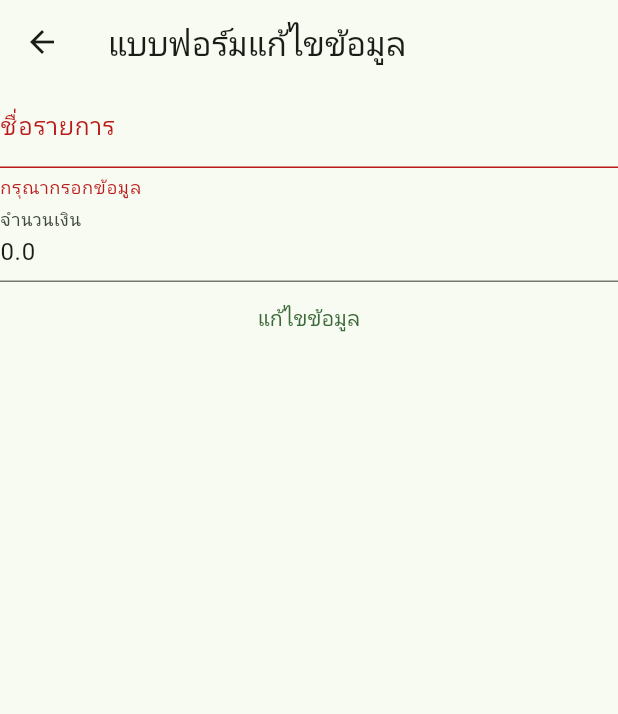
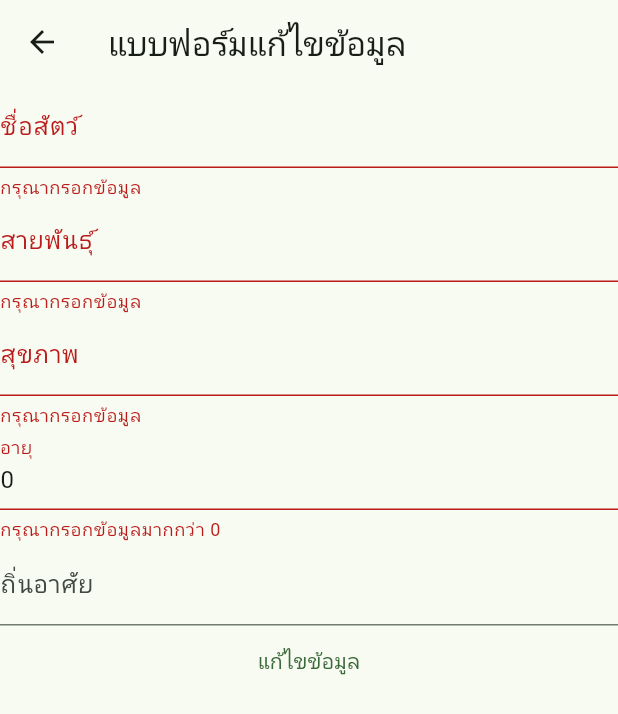
Before and after one commit to witchayada65314669/zootopia, a Flutter app: the EditScreen screen opened directly with empty values, after a tap on "แก้ไขข้อมูล", on a phone screen of 412 x 824 dp. Shown: the top 714 px of the screen. Run offline on Flutter 3.47's test engine with Material 3 defaults, Android fonts, the light colour scheme and no system bars; our stand-ins replace sembast.

Commit message:
finish code

```diff
--- a/lib/models/transactions.dart
+++ b/lib/models/transactions.dart
@@ -1,13 +1,19 @@
 class Transactions {
   final int? keyID;
   final String title;
-  final double amount;
+  final int age;
   final DateTime date;
+  final String species;
+  final String health;
+  final String habitat;
 
   Transactions({
     this.keyID,
     required this.title,
-    required this.amount,
+    required this.age,
     required this.date,
+    required this.species,
+    required this.health,
+    required this.habitat
   });
 }
--- a/lib/screens/edit_screen.dart
+++ b/lib/screens/edit_screen.dart
@@ -5,8 +5,7 @@ import 'package:flutter/material.dart';
 import 'package:provider/provider.dart';
 
 class EditScreen extends StatefulWidget {
-
-  Transactions statement;
+  final Transactions statement;
 
   EditScreen({super.key, required this.statement});
 
@@ -16,15 +15,43 @@ class EditScreen extends StatefulWidget {
 
 class _EditScreenState extends State<EditScreen> {
   final formKey = GlobalKey<FormState>();
+  final titleController = TextEditingController();
+  final speciesController = TextEditingController();
+  final healthController = TextEditingController();
+  final habitatController = TextEditingController();
+  final ageController = TextEditingController();
 
-  final titleController = TextEditingController();
+  @override
+  void initState() {
+    super.initState();
 
-  final amountController = TextEditingController();
+    // ตั้งค่า initial value สำหรับ TextEditingController
+    titleController.text = widget.statement.title;
+    speciesController.text = widget.statement.species;
+    healthController.text = widget.statement.health;
+    habitatController.text = widget.statement.habitat;
+    ageController.text = widget.statement.age.toString();
+
+    // ตั้ง listener บน speciesController
+    speciesController.addListener(() {
+      var provider = Provider.of<TransactionProvider>(context, listen: false);
+      habitatController.text = provider.getHabitatBySpecies(speciesController.text);
+    });
+  }
+
+  @override
+  void dispose() {
+    // ปล่อย resource ของ TextEditingControllers
+    titleController.dispose();
+    speciesController.dispose();
+    healthController.dispose();
+    habitatController.dispose();
+    ageController.dispose();
+    super.dispose();
+  }
 
   @override
   Widget build(BuildContext context) {
-    titleController.text = widget.statement.title;
-    amountController.text = widget.statement.amount.toString();
     return Scaffold(
       appBar: AppBar(
         title: const Text('แบบฟอร์มแก้ไขข้อมูล'),
@@ -35,7 +62,7 @@ class _EditScreenState extends State<EditScreen> {
           children: [
             TextFormField(
               decoration: const InputDecoration(
-                    labelText: 'ชื่อรายการ',
+                labelText: 'ชื่อสัตว์',
               ),
               autofocus: false,
               controller: titleController,
@@ -48,14 +75,43 @@ class _EditScreenState extends State<EditScreen> {
             ),
             TextFormField(
               decoration: const InputDecoration(
-                    labelText: 'จำนวนเงิน',
+                labelText: 'สายพันธุ์',
+              ),
+              autofocus: false,
+              controller: speciesController,
+              validator: (String? str) {
+                if (str!.isEmpty) {
+                  return 'กรุณากรอกข้อมูล';
+                }
+                return null;
+              },
+            ),
+            TextFormField(
+              decoration: const InputDecoration(
+                labelText: 'สุขภาพ',
+              ),
+              autofocus: false,
+              controller: healthController,
+              validator: (String? str) {
+                if (str!.isEmpty) {
+                  return 'กรุณากรอกข้อมูล';
+                }
+                return null;
+              },
+            ),
+            TextFormField(
+              decoration: const InputDecoration(
+                labelText: 'อายุ',
               ),
               keyboardType: TextInputType.number,
-                  controller: amountController,
+              controller: ageController,
               validator: (String? input) {
+                if (input == null || input.isEmpty) {
+                  return 'กรุณากรอกข้อมูล';
+                }
                 try {
-                      double amount = double.parse(input!);
-                      if (amount < 0) {
+                  int age = int.parse(input);
+                  if (age <= 0) {
                     return 'กรุณากรอกข้อมูลมากกว่า 0';
                   }
                 } catch (e) {
@@ -64,33 +120,46 @@ class _EditScreenState extends State<EditScreen> {
                 return null;
               },
             ),
+            TextFormField(
+              decoration: const InputDecoration(labelText: 'ถิ่นอาศัย'),
+              autofocus: false,
+              controller: habitatController,
+              readOnly: true, // ตั้งค่าให้ไม่สามารถกรอกได้
+            ),
             TextButton(
               child: const Text('แก้ไขข้อมูล'),
               onPressed: () {
-                          if (formKey.currentState!.validate())
-                            {
+                if (formKey.currentState!.validate()) {
                   // create transaction data object
                   var statement = Transactions(
                     keyID: widget.statement.keyID,
                     title: titleController.text,
-                                  amount: double.parse(amountController.text),
-                                  date: DateTime.now()
+                    species: speciesController.text,
+                    health: healthController.text,
+                    habitat: habitatController.text,
+                    age: int.parse(ageController.text),
+                    date: DateTime.now(),
                   );
 
-                              // add transaction data object to provider
+                  // update transaction data object in provider
                   var provider = Provider.of<TransactionProvider>(context, listen: false);
-
                   provider.updateTransaction(statement);
 
-                              Navigator.push(context, MaterialPageRoute(
+                  Navigator.push(
+                    context,
+                    MaterialPageRoute(
                       fullscreenDialog: true,
-                                builder: (context){
+                      builder: (context) {
                         return const MyHomePage();
+                      },
+                    ),
+                  );
                 }
-                              ));
-                            }
-                        })
+              },
+            ),
           ],
-            )));
+        ),
+      ),
+    );
   }
 }
```
Also changed, not shown: lib/databases/transaction_db.dart (+19 -7 lines), lib/provider/transaction_provider.dart (+98 -3 lines), lib/screens/form_screen.dart (+91 -23 lines), lib/screens/home_screen.dart (+16 -4 lines). Lines whose indentation alone changed are shown as unchanged.
